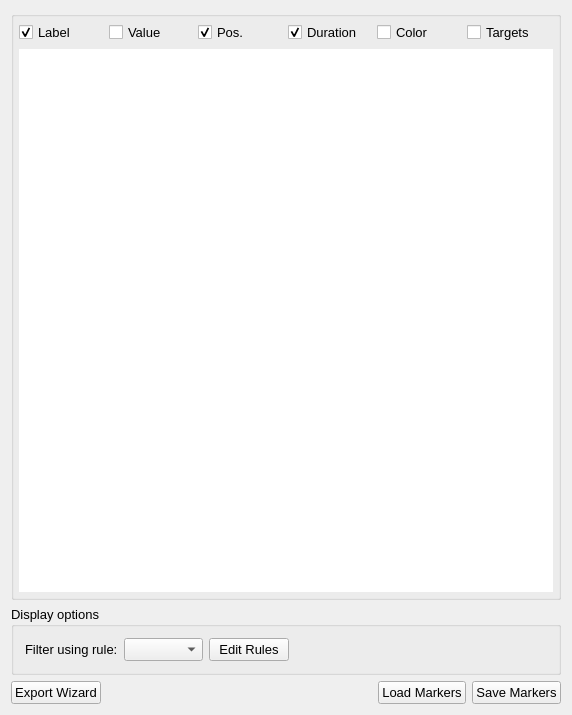
The window that src/AnyWave/Marker/AwMarkerManagerSettings.ui (HIP-infrastructure/anywave-code) describes before a commit, drawn with Qt 5.
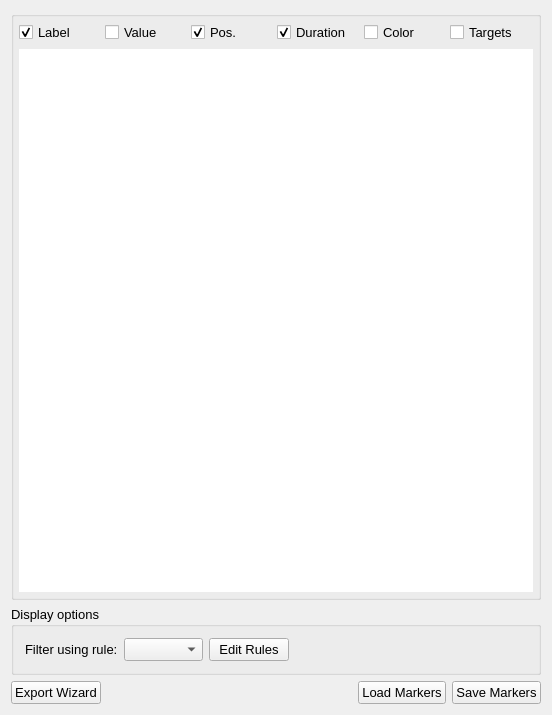
The same window after the commit. Icons and pictures are not drawn. Custom widgets are drawn as their Qt base class.

Commit message: At least !  Fixed the resizing issue with dock widget markers! Started new plugin Spectral

What changed in the file:
```diff
--- a/src/AnyWave/Marker/AwMarkerManagerSettings.ui
+++ b/src/AnyWave/Marker/AwMarkerManagerSettings.ui
@@ -48,7 +48,7 @@
    <item>
     <widget class="QGroupBox" name="groupBox">
      <property name="sizePolicy">
-      <sizepolicy hsizetype="Minimum" vsizetype="Expanding">
+      <sizepolicy hsizetype="Preferred" vsizetype="Expanding">
        <horstretch>0</horstretch>
        <verstretch>0</verstretch>
       </sizepolicy>
@@ -157,7 +157,7 @@
          <enum>QFrame::Plain</enum>
         </property>
         <property name="sizeAdjustPolicy">
-         <enum>QAbstractScrollArea::AdjustToContentsOnFirstShow</enum>
+         <enum>QAbstractScrollArea::AdjustIgnored</enum>
         </property>
         <property name="autoScroll">
          <bool>true</bool>
@@ -215,7 +215,7 @@
    <item>
     <widget class="QGroupBox" name="groupBoxDisplayRules">
      <property name="sizePolicy">
-      <sizepolicy hsizetype="Minimum" vsizetype="Preferred">
+      <sizepolicy hsizetype="Preferred" vsizetype="Preferred">
        <horstretch>0</horstretch>
        <verstretch>0</verstretch>
       </sizepolicy>
@@ -287,6 +287,9 @@
    </item>
    <item>
     <layout class="QHBoxLayout" name="horizontalLayout">
+     <property name="spacing">
+      <number>6</number>
+     </property>
      <property name="sizeConstraint">
       <enum>QLayout::SetDefaultConstraint</enum>
      </property>
```
Left out of the diff: 8 changed lines with no effect on the pictures. The commit also changes 22 other files.
